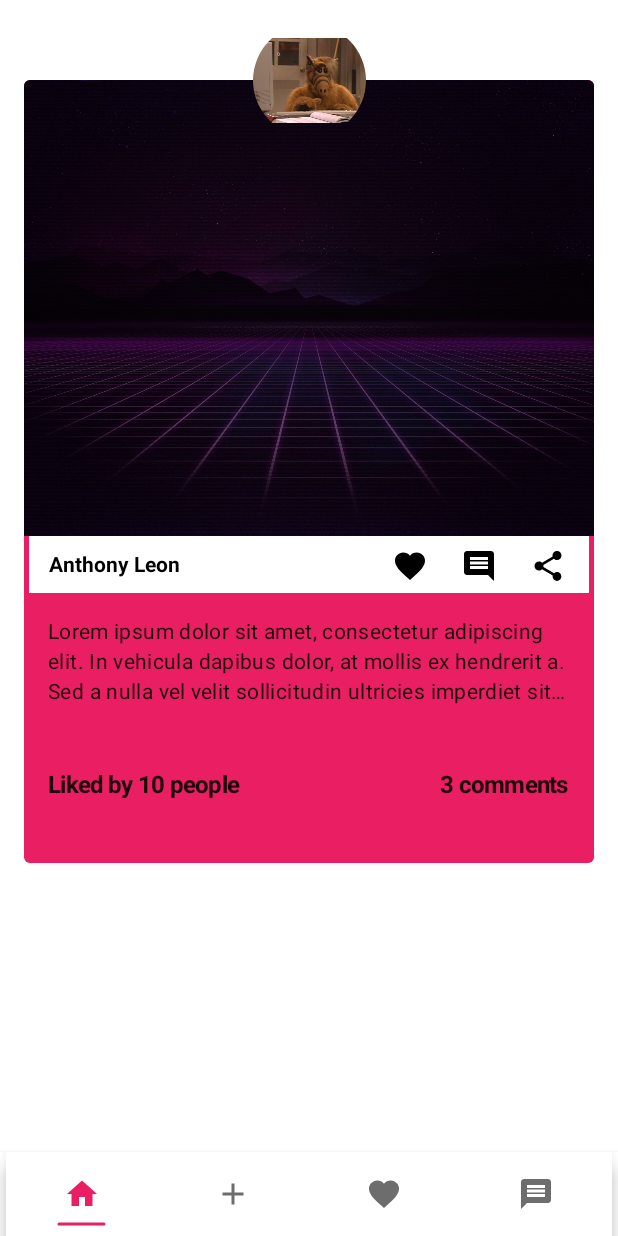
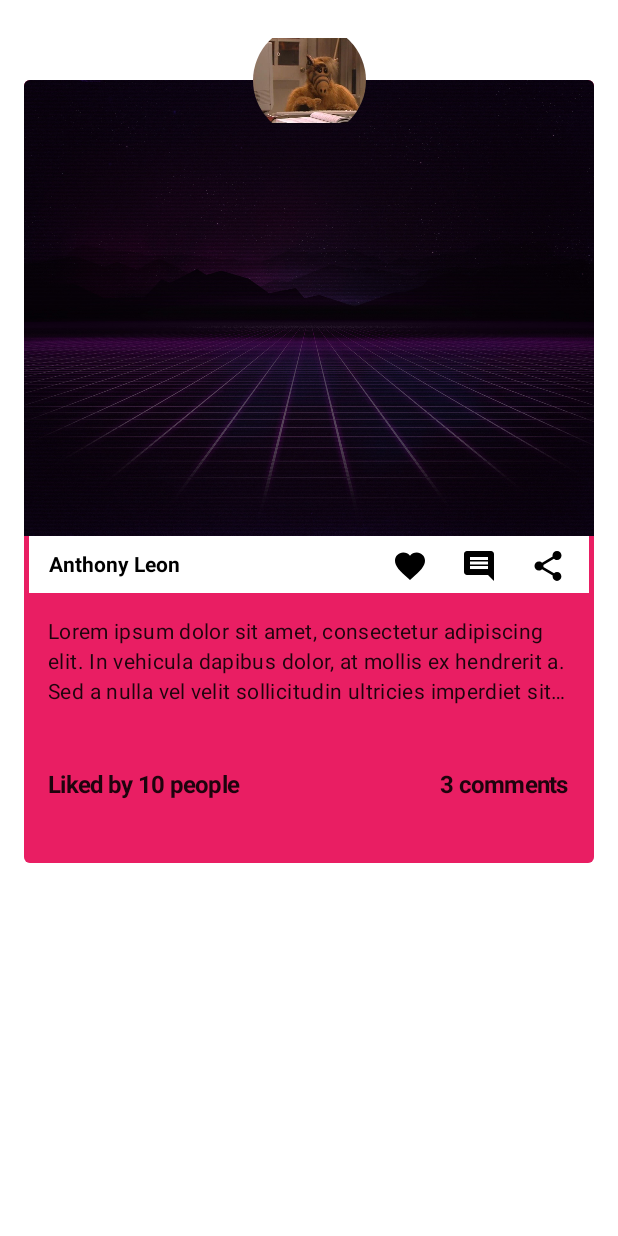
Before and after one commit to anthonylldev/Linkimbo-Proyecto, an Android app built with Jetpack Compose: the MainFeedScreen screen opened through its navigation route, on a phone screen of 412 x 824 dp. Run offline under Robolectric (Android 15) with nearby library versions, the phone set to English and light mode, and no system bars; our stand-ins replace Dagger/Hilt's generated code, accompanist; 1 statement that could not run was skipped.

Commit message:
Implement StandardScaffold only in ActivityMain

```diff
--- a/app/src/main/java/com/anthonylldev/linkimbo/presentation/MainActivity.kt
+++ b/app/src/main/java/com/anthonylldev/linkimbo/presentation/MainActivity.kt
@@ -6,9 +6,14 @@ import androidx.activity.compose.setContent
 import androidx.compose.foundation.layout.fillMaxSize
 import androidx.compose.material.MaterialTheme
 import androidx.compose.material.Surface
+import androidx.compose.runtime.getValue
 import androidx.compose.ui.Modifier
+import androidx.navigation.compose.currentBackStackEntryAsState
+import androidx.navigation.compose.rememberNavController
+import com.anthonylldev.linkimbo.presentation.components.StandardScaffold
 import com.anthonylldev.linkimbo.presentation.ui.theme.LinkimboTheme
 import com.anthonylldev.linkimbo.presentation.util.Navigation
+import com.anthonylldev.linkimbo.presentation.util.Screen
 import dagger.hilt.android.AndroidEntryPoint
 
 @AndroidEntryPoint
@@ -22,7 +27,21 @@ class MainActivity : ComponentActivity() {
                     modifier = Modifier.fillMaxSize(),
                     color = MaterialTheme.colors.background
                 ) {
-                    Navigation()
+                    val navController = rememberNavController()
+                    val navBackStackEntry by navController.currentBackStackEntryAsState()
+
+                    StandardScaffold(
+                        navController = navController,
+                        showBottomBar = navBackStackEntry?.destination?.route in listOf(
+                            Screen.MainFeedScreen.route,
+                            Screen.AddScreen.route,
+                            Screen.ActivityScreen.route,
+                            Screen.ChatScreen.route,
+                        ),
+                        modifier = Modifier.fillMaxSize()
+                    ) {
+                        Navigation(navController)
+                    }
                 }
             }
         }
--- a/app/src/main/java/com/anthonylldev/linkimbo/presentation/components/StandardScaffold.kt
+++ b/app/src/main/java/com/anthonylldev/linkimbo/presentation/components/StandardScaffold.kt
@@ -19,6 +19,7 @@ import com.anthonylldev.linkimbo.presentation.util.Screen
 fun StandardScaffold(
     navController: NavController,
     modifier: Modifier = Modifier,
+    showBottomBar: Boolean = true,
     bottomNavItems: List<BottomNavItem> = listOf(
         BottomNavItem(
             route = Screen.MainFeedScreen.route,
@@ -45,6 +46,7 @@ fun StandardScaffold(
 ) {
     Scaffold(
         bottomBar = {
+            if(showBottomBar) {
                 BottomAppBar(
                     modifier = Modifier,
                     backgroundColor = BottomAppBarColor,
@@ -66,6 +68,7 @@ fun StandardScaffold(
                         }
                     }
                 }
+            }
         },
         modifier = modifier
     ) {
--- a/app/src/main/java/com/anthonylldev/linkimbo/presentation/main_feed/MainFeedScreen.kt
+++ b/app/src/main/java/com/anthonylldev/linkimbo/presentation/main_feed/MainFeedScreen.kt
@@ -1,20 +1,12 @@
 package com.anthonylldev.linkimbo.presentation.main_feed
 
-import androidx.compose.foundation.layout.fillMaxSize
 import androidx.compose.runtime.Composable
-import androidx.compose.ui.Modifier
 import androidx.navigation.NavController
 import com.anthonylldev.linkimbo.presentation.components.Post
-import com.anthonylldev.linkimbo.presentation.components.StandardScaffold
 
 @Composable
 fun MainFeedScreen(
     navController: NavController
-) {
-
-    StandardScaffold(
-        navController = navController,
-        modifier = Modifier.fillMaxSize()
 ) {
     Post(
         post = com.anthonylldev.linkimbo.domain.models.Post(
@@ -24,8 +16,6 @@ fun MainFeedScreen(
             description = "Lorem ipsum dolor sit amet, consectetur adipiscing elit. In vehicula dapibus dolor, at mollis ex hendrerit a. Sed a nulla vel velit sollicitudin ultricies imperdiet sit amet magna. Morbi maximus enim sit amet nisl tempus luctus. Nulla malesuada quis diam id imperdiet. Duis efficitur sodales metus, dapibus ornare neque dignissim eget. Nulla quis tellus ex. Mauris egestas mattis leo, sed pellentesque odio condimentum sit amet. Mauris dictum turpis in urna interdum, id auctor sem imperdiet. Suspendisse et est tristique, fermentum diam nec, faucibus turpis. Etiam vitae metus non arcu porttitor accumsan. In hac habitasse platea dictumst. Duis sit amet fringilla odio, at sollicitudin metus. Nunc laoreet id lectus blandit maximus.",
             likeCount = 10,
             commentCount = 3
-
         )
     )
 }
-}
--- a/app/src/main/java/com/anthonylldev/linkimbo/presentation/util/Navigation.kt
+++ b/app/src/main/java/com/anthonylldev/linkimbo/presentation/util/Navigation.kt
@@ -1,9 +1,11 @@
 package com.anthonylldev.linkimbo.presentation.util
 
+import androidx.compose.foundation.layout.fillMaxSize
 import androidx.compose.runtime.Composable
+import androidx.compose.ui.Modifier
+import androidx.navigation.NavHostController
 import androidx.navigation.compose.NavHost
 import androidx.navigation.compose.composable
-import androidx.navigation.compose.rememberNavController
 import com.anthonylldev.linkimbo.presentation.activity.ActivityScreen
 import com.anthonylldev.linkimbo.presentation.add.AddScreen
 import com.anthonylldev.linkimbo.presentation.main_feed.MainFeedScreen
@@ -12,8 +14,10 @@ import com.anthonylldev.linkimbo.presentation.chat.ChatScreen
 import com.anthonylldev.linkimbo.presentation.splash.SplashScreen
 
 @Composable
-fun Navigation() {
-    val navController = rememberNavController()
+fun Navigation(
+    navController: NavHostController,
+    modifier: Modifier = Modifier.fillMaxSize()
+) {
     NavHost(
         navController = navController,
         startDestination = Screen.SplashScreen.route
```
Also changed, not shown: app/src/main/java/com/anthonylldev/linkimbo/presentation/activity/ActivityScreen.kt (+4 -10 lines), app/src/main/java/com/anthonylldev/linkimbo/presentation/add/AddScreen.kt (+4 -10 lines), app/src/main/java/com/anthonylldev/linkimbo/presentation/chat/ChatScreen.kt (+4 -10 lines). Lines whose indentation alone changed are shown as unchanged.
